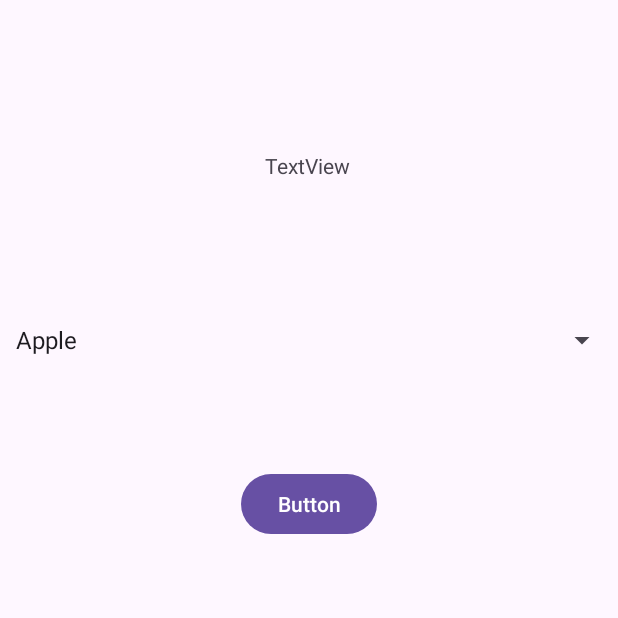
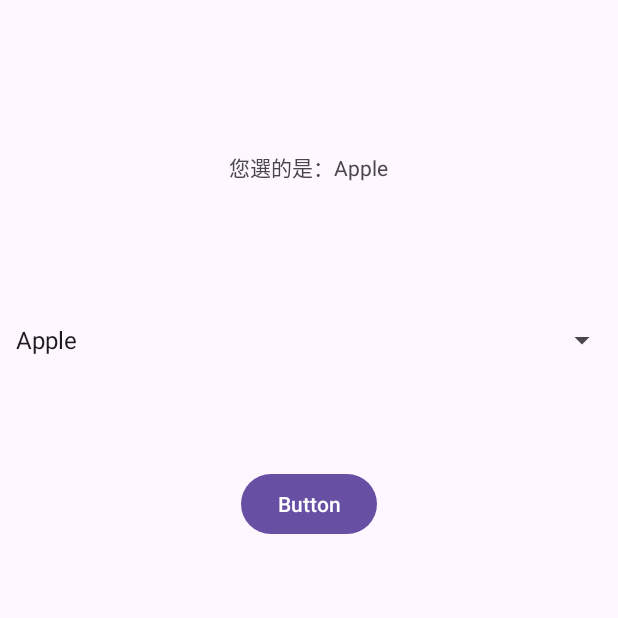
Before and after one commit to Pang-Yiyi/AdvancedWidget, an Android app: the screen it shows after launch (MainActivity), on a phone screen of 412 x 824 dp, the top half of it. Run offline under Robolectric (Android 15) with nearby library versions, the phone set to English and light mode, and no system bars.

Commit message:
實作OnItemSelectedListener介面，實現使用者選完選項後，直接將結果顯示在tvResult這個TextView

```diff
--- a/Spinner/app/src/main/java/com/example/spinner/MainActivity.java
+++ b/Spinner/app/src/main/java/com/example/spinner/MainActivity.java
@@ -2,6 +2,7 @@ package com.example.spinner;
 
 import android.os.Bundle;
 import android.view.View;
+import android.widget.AdapterView;
 import android.widget.Spinner;
 import android.widget.TextView;
 
@@ -11,7 +12,7 @@ import androidx.core.graphics.Insets;
 import androidx.core.view.ViewCompat;
 import androidx.core.view.WindowInsetsCompat;
 
-public class MainActivity extends AppCompatActivity {
+public class MainActivity extends AppCompatActivity implements AdapterView.OnItemSelectedListener {
 
     @Override
     protected void onCreate(Bundle savedInstanceState) {
@@ -23,6 +24,8 @@ public class MainActivity extends AppCompatActivity {
             v.setPadding(systemBars.left, systemBars.top, systemBars.right, systemBars.bottom);
             return insets;
         });
+        Spinner sp = (Spinner) findViewById(R.id.spinner);
+        sp.setOnItemSelectedListener(this);
     }
     public void buttonClick(View view){
         Spinner sp = (Spinner) findViewById(R.id.spinner);
@@ -33,4 +36,16 @@ public class MainActivity extends AppCompatActivity {
         TextView result = (TextView) findViewById(R.id.tvResult);
         result.setText("您選的是：" + fruits[index]);
     }
+
+    @Override
+    public void onItemSelected(AdapterView<?> adapterView, View view, int i, long l) {
+        String[] fruits = getResources().getStringArray(R.array.fruit);
+        TextView result = (TextView) findViewById(R.id.tvResult);
+        result.setText("您選的是：" + fruits[i]);
+    }
+
+    @Override
+    public void onNothingSelected(AdapterView<?> adapterView) {
+
+    }
 }
```
